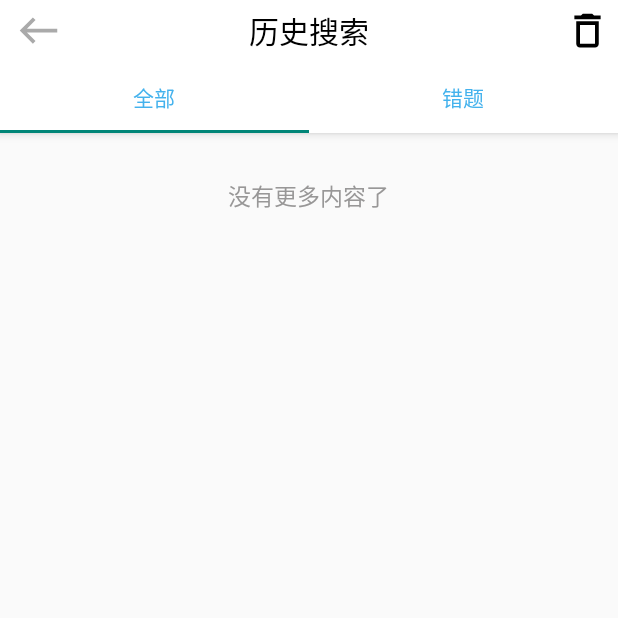
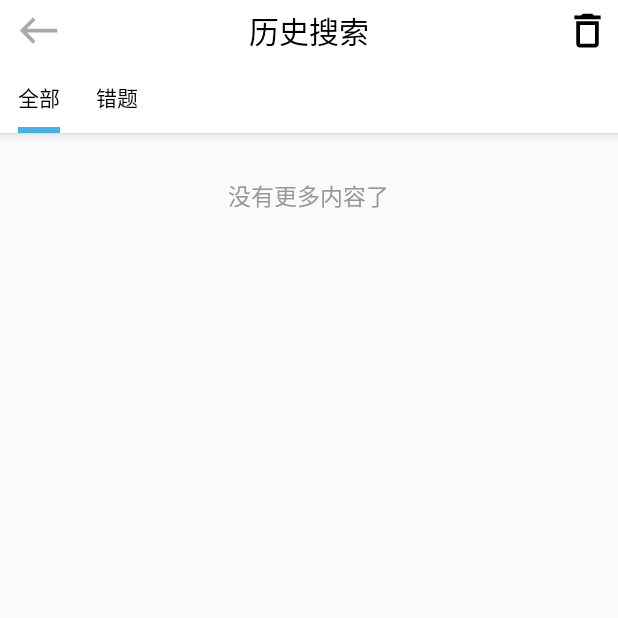
Before and after one commit to yahuiwei123/homework_helper, an Android app: the screen it shows after launch (HistoryDisplayActivity), on a phone screen of 412 x 824 dp, the top half of it. Run offline under Robolectric (Android 15) with nearby library versions, the phone set to English and light mode, and no system bars.

Commit message:
5th commit

```diff
--- a/app/src/main/res/layout/activity_history_display.xml
+++ b/app/src/main/res/layout/activity_history_display.xml
@@ -48,9 +48,13 @@
 
         <com.google.android.material.tabs.TabLayout
             android:id="@+id/tabs"
-            android:layout_width="match_parent"
+            android:layout_width="wrap_content"
+            app:tabIndicatorColor="@color/light_blue"
             android:layout_height="wrap_content"
-            app:tabTextColor="@color/light_blue"/>
+            app:tabRippleColor="@color/transparent"
+            app:tabIndicatorFullWidth="false"
+            app:tabIndicatorHeight="4dp"
+            app:tabTextColor="@color/black"/>
     </com.google.android.material.appbar.AppBarLayout>
 
     <androidx.viewpager.widget.ViewPager
```
